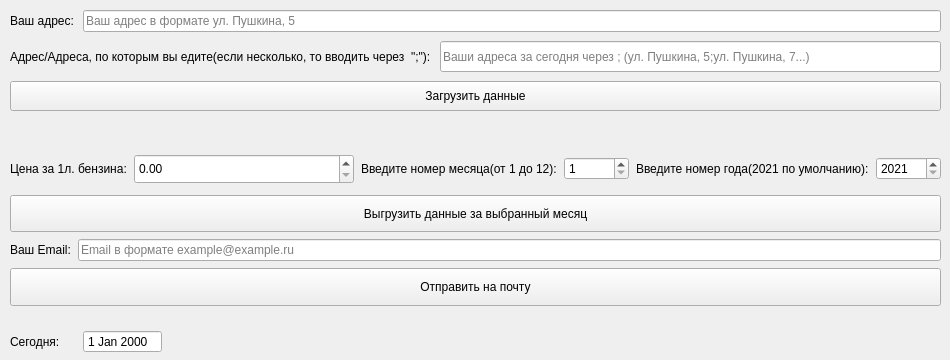
First picture: the form in design.ui, repository ScheinovOleja/calculation_prog, before the edit.
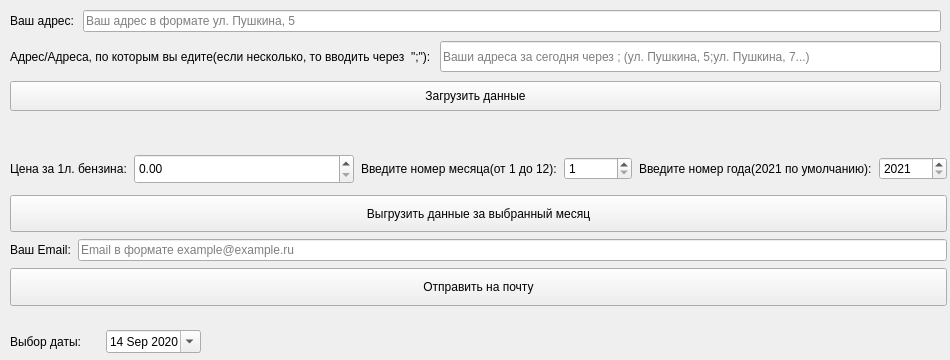
Second picture: the form after the edit.

Commit message: -Теперь можно загружать данные за любой день. Данные на будущее добавлять нельзя. -Пересмотрел систему подсчета км при формировании дока. Бывали случаи, когда 130 + 130 + 142 давали в итоге 401. было это из-за того, что подсчет велся с округлением математическим. Теперь такого не будет и все будет максимально точно. -Исправлена ошибка, из-за которой приложение закрывалось после нажатия на кнопку "отправить на почту". -Исправлен недочет, что файл все равно формировался, даже если не ввели email после нажатия на кнопку "отправить на почту" -Теперь файлы по месяцам формируются разные

The edit to the form file:
```diff
--- a/design.ui
+++ b/design.ui
@@ -153,7 +153,7 @@
      <rect>
       <x>10</x>
       <y>330</y>
-      <width>152</width>
+      <width>191</width>
       <height>24</height>
      </rect>
     </property>
@@ -161,7 +161,7 @@
      <item>
       <widget class="QLabel" name="label_3">
        <property name="text">
-        <string>Сегодня:</string>
+        <string>Выбор даты:</string>
        </property>
       </widget>
      </item>
@@ -180,10 +180,10 @@
         <bool>true</bool>
        </property>
        <property name="readOnly">
-        <bool>true</bool>
+        <bool>false</bool>
        </property>
        <property name="buttonSymbols">
-        <enum>QAbstractSpinBox::NoButtons</enum>
+        <enum>QAbstractSpinBox::UpDownArrows</enum>
        </property>
        <property name="accelerated">
         <bool>false</bool>
@@ -197,8 +197,22 @@
        <property name="showGroupSeparator" stdset="0">
         <bool>false</bool>
        </property>
+       <property name="maximumDate">
+        <date>
+         <year>2022</year>
+         <month>12</month>
+         <day>31</day>
+        </date>
+       </property>
+       <property name="minimumDate">
+        <date>
+         <year>2020</year>
+         <month>9</month>
+         <day>14</day>
+        </date>
+       </property>
        <property name="calendarPopup">
-        <bool>false</bool>
+        <bool>true</bool>
        </property>
       </widget>
      </item>
@@ -209,7 +223,7 @@
      <rect>
       <x>10</x>
       <y>150</y>
-      <width>931</width>
+      <width>937</width>
       <height>156</height>
      </rect>
     </property>
```
The commit also changes 2 other files.
